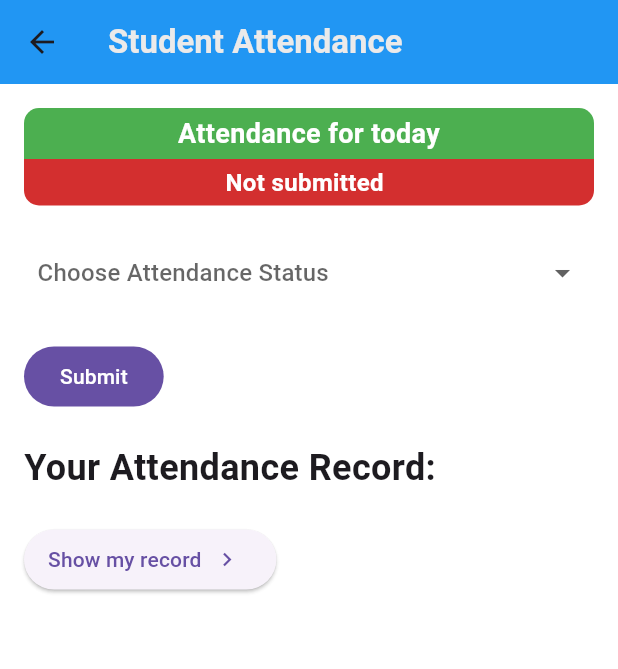
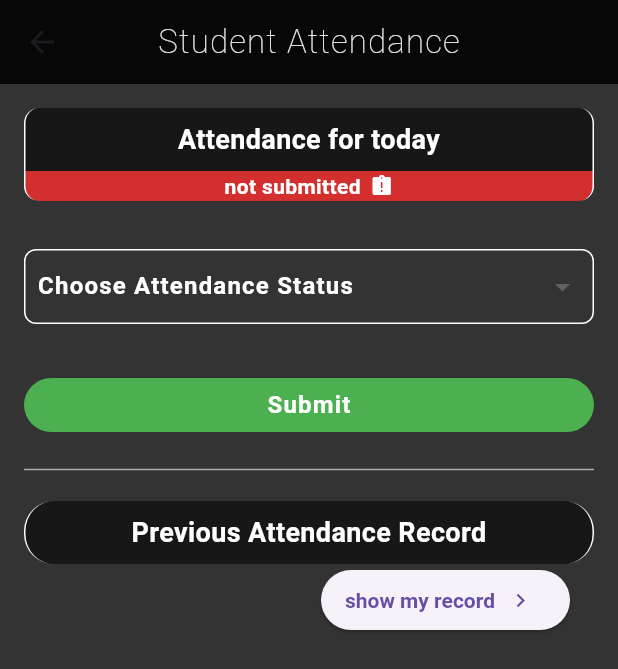
Before and after one commit to abdullah-works/Attendance-Management-System-App, a Flutter app: the UserPanel screen opened directly, on a phone screen of 412 x 824 dp. Shown: the top 669 px of the screen. Run offline on Flutter 3.47's test engine with Material 3 defaults, Android fonts, the light colour scheme and no system bars; our stand-ins replace cloud_firestore, firebase_auth, firebase_core, flutter_spinkit, internet_connection_checker_plus; accounts and stored records are empty.

Commit message:
revised design for user attendance screen

```diff
--- a/lib/screens/user_panel.dart
+++ b/lib/screens/user_panel.dart
@@ -16,13 +16,15 @@ class _UserPanelState extends State<UserPanel> {
   @override
   Widget build(BuildContext context) {
     return Scaffold(
-      backgroundColor: Colors.white60,
+      backgroundColor: Colors.black.withOpacity(0.80),
       appBar: AppBar(
-        backgroundColor: Colors.blue,
+        backgroundColor: Colors.black87,
         title: const Text('Student Attendance'),
+        centerTitle: true,
         titleTextStyle: Theme.of(context).textTheme.titleLarge!.copyWith(
-              fontWeight: FontWeight.bold,
+              fontWeight: FontWeight.w200,
               color: const Color.fromARGB(255, 235, 234, 234),
+              letterSpacing: 0.8,
             ),
       ),
       body: Padding(
@@ -32,9 +34,12 @@ class _UserPanelState extends State<UserPanel> {
           children: [
             Container(
               width: double.infinity,
-              padding: const EdgeInsets.symmetric(vertical: 4, horizontal: 10),
+              padding: const EdgeInsets.symmetric(vertical: 8, horizontal: 10),
               decoration: const BoxDecoration(
-                color: Colors.green,
+                color: Colors.black54,
+                border: Border.symmetric(
+                  vertical: BorderSide(color: Colors.white),
+                ),
                 borderRadius: BorderRadius.only(
                   topLeft: Radius.circular(10),
                   topRight: Radius.circular(10),
@@ -51,8 +56,11 @@ class _UserPanelState extends State<UserPanel> {
               ),
             ),
             Container(
-              padding: const EdgeInsets.symmetric(vertical: 4, horizontal: 10),
+              padding: const EdgeInsets.symmetric(horizontal: 10),
               decoration: BoxDecoration(
+                border: const Border.symmetric(
+                  vertical: BorderSide(color: Colors.white),
+                ),
                 color:
                     (isAttendanceSubmitted) ? Colors.blue : Colors.red.shade700,
                 borderRadius: const BorderRadius.only(
@@ -64,37 +72,49 @@ class _UserPanelState extends State<UserPanel> {
                 mainAxisAlignment: MainAxisAlignment.center,
                 children: [
                   Text(
-                    (isAttendanceSubmitted) ? 'Done' : 'Not submitted',
+                    (isAttendanceSubmitted)
+                        ? 'submitted successfully'
+                        : 'not submitted',
                     style: const TextStyle(
                       color: Colors.white,
                       fontWeight: FontWeight.bold,
-                      fontSize: 16,
+                      fontSize: 14,
                     ),
                   ),
                   const SizedBox(width: 6),
-                  if (isAttendanceSubmitted)
-                    const Icon(
-                      Icons.cloud_done,
+                  Icon(
+                    (isAttendanceSubmitted)
+                        ? Icons.assignment_turned_in
+                        : Icons.assignment_late,
                     color: Colors.white,
+                    size: 16,
                   ),
                 ],
               ),
             ),
-            const SizedBox(height: 20.0),
+            const SizedBox(height: 32.0),
             Container(
               decoration: BoxDecoration(
+                // color: Colors.green.shade400,
                 border: Border.all(
-                  color: Colors.white38,
+                  color: Colors.white,
                 ),
                 borderRadius: BorderRadius.circular(8),
               ),
               child: DropdownButton(
-                  dropdownColor: Colors.white,
+                  dropdownColor: Colors.green,
                   style: Theme.of(context).textTheme.titleMedium!.copyWith(
-                        color: const Color.fromARGB(255, 8, 85, 148),
+                        color: Colors.white,
+                        fontWeight: FontWeight.bold,
+                        letterSpacing: 0.8,
                       ),
                   underline: const SizedBox.shrink(),
-                  hint: const Text('Choose Attendance Status'),
+                  hint: const Text(
+                    'Choose Attendance Status',
+                    style: TextStyle(
+                      color: Colors.white,
+                    ),
+                  ),
                   value: isAttendanceSubmitted
                       ? null
                       : selectedAttendance, // in order for the [disabledHint] to display, the [value] should also be null as well as [onChanged]
@@ -102,9 +122,8 @@ class _UserPanelState extends State<UserPanel> {
                   padding: const EdgeInsets.symmetric(horizontal: 8),
                   borderRadius: BorderRadius.circular(10),
                   disabledHint: Text(
-                    '$selectedAttendance (submitted)',
-                    style: const TextStyle(
-                        color: Colors.black45, fontWeight: FontWeight.bold),
+                    '$selectedAttendance - Submitted',
+                    style: const TextStyle(color: Colors.white),
                   ),
                   onChanged: (isAttendanceSubmitted)
                       ? null
@@ -130,13 +149,19 @@ class _UserPanelState extends State<UserPanel> {
                     },
                   ).toList()),
             ),
-            const SizedBox(height: 20.0),
-            FilledButton(
+            const SizedBox(height: 32.0),
+            Row(
+              children: [
+                Expanded(
+                  child: FilledButton(
                     onPressed: () {
                       if (isValueSelected == false) {
+                        ScaffoldMessenger.of(context).clearSnackBars();
                         ScaffoldMessenger.of(context).showSnackBar(
                           const SnackBar(
-                      content: Text('Please select a value for attendance.'),
+                            content: Text(
+                              'Please choose any attendance status to submit',
+                            ),
                           ),
                         );
                         return;
@@ -146,8 +171,8 @@ class _UserPanelState extends State<UserPanel> {
                         builder: (builder) {
                           return AlertDialog(
                             title: const Text('Confirmation'),
-                      content:
-                          const Text("This can't be undone! Are you sure?"),
+                            content: const Text(
+                                "This can't be undone! Are you sure?"),
                             actions: [
                               TextButton(
                                   onPressed: () {
@@ -167,20 +192,51 @@ class _UserPanelState extends State<UserPanel> {
                         },
                       );
                     },
+                    style: FilledButton.styleFrom(
+                      visualDensity: VisualDensity.comfortable,
+                      backgroundColor: Colors.green,
+                      textStyle: const TextStyle(
+                        fontWeight: FontWeight.bold,
+                        fontSize: 16,
+                        letterSpacing: 0.8,
+                      ),
+                    ),
                     child: const Text('Submit'),
                     // label: Text('Submit'),
                     // icon: Icon(Icons.done),
                   ),
+                ),
+              ],
+            ),
             const SizedBox(height: 20.0),
-            const Text(
-              "Your Attendance Record:",
+            const Divider(
+              height: 2,
+              color: Colors.white60,
+            ),
+            const SizedBox(height: 20.0),
+            Container(
+              width: double.infinity,
+              padding: const EdgeInsets.symmetric(vertical: 8, horizontal: 10),
+              decoration: BoxDecoration(
+                color: Colors.black54,
+                border: const Border.symmetric(
+                  vertical: BorderSide(color: Colors.white),
+                ),
+                borderRadius: BorderRadius.circular(20),
+              ),
+              child: const Text(
+                'Previous Attendance Record',
                 style: TextStyle(
-                fontSize: 24,
+                  color: Colors.white,
+                  fontSize: 18,
                   fontWeight: FontWeight.bold,
-                // letterSpacing: 1.5,
+                ),
+                textAlign: TextAlign.center,
               ),
             ),
-            const SizedBox(height: 20.0),
+            Row(
+              mainAxisAlignment: MainAxisAlignment.end,
+              children: [
                 ElevatedButton.icon(
                   onPressed: () {
                     Navigator.of(context)
@@ -188,10 +244,18 @@ class _UserPanelState extends State<UserPanel> {
                       return const UserRecordScreen();
                     }));
                   },
-              label: const Text('Show my record'),
-              // icon: Icon(Icons.arrow_forward),
+                  label: const Text('show my record'),
                   icon: const Icon(Icons.navigate_next),
                   iconAlignment: IconAlignment.end,
+                  style: ElevatedButton.styleFrom(
+                    textStyle: const TextStyle(
+                      color: Colors.black,
+                      fontWeight: FontWeight.bold,
+                    ),
+                  ),
+                ),
+                const SizedBox(width: 16),
+              ],
             ),
           ],
         ),
```
Lines whose indentation alone changed are shown as unchanged.
